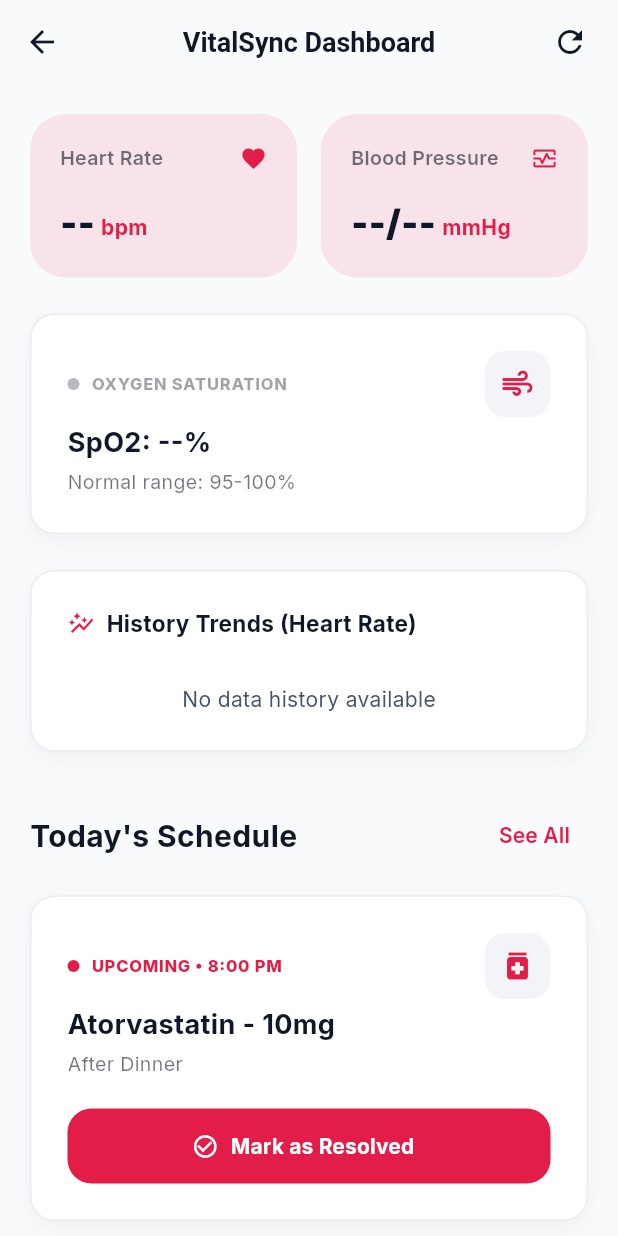
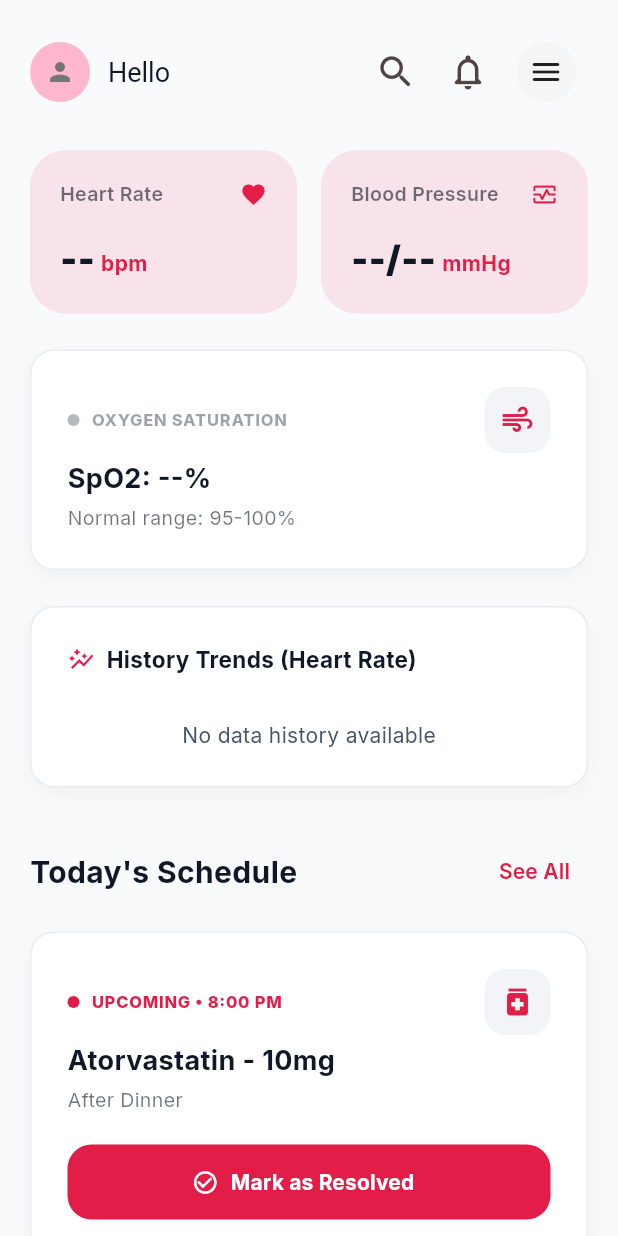
Before and after one commit to somraj-dev/Axiovital, a Flutter app: the VitalSyncDashboard screen opened directly, on a phone screen of 412 x 824 dp. Run offline on Flutter 3.47's test engine with Material 3 defaults, Android fonts, the phone set to English and light mode, and no system bars; our stand-ins replace dio, geocoding, geolocator, google_fonts, image_picker, permission_handler and 1 more; missing offline and left inert: dart:js; accounts and stored records are empty; network calls fail.

Commit message:
feat: update dashboard header with custom greeting, search icon, and hamburger menu

```diff
--- a/frontend/lib/vitalsync_dashboard.dart
+++ b/frontend/lib/vitalsync_dashboard.dart
@@ -5,6 +5,11 @@ import 'theme.dart';
 import 'widgets/axio_card.dart';
 import 'user_provider.dart';
 import 'vitals_service.dart';
+import 'widgets/axio_avatar.dart';
+import 'essentials_page.dart';
+import 'fitleague_page.dart';
+import 'device_connectivity_page.dart';
+import 'search_page.dart';
 
 class VitalSyncDashboard extends StatefulWidget {
   const VitalSyncDashboard({super.key});
@@ -44,32 +49,10 @@ class _VitalSyncDashboardState extends State<VitalSyncDashboard> {
   @override
   Widget build(BuildContext context) {
     final theme = Theme.of(context);
+    final userProvider = Provider.of<UserProvider>(context);
 
     return Scaffold(
       backgroundColor: theme.scaffoldBackgroundColor,
-      appBar: AppBar(
-        backgroundColor: Colors.transparent,
-        elevation: 0,
-        leading: IconButton(
-          icon: Icon(Icons.arrow_back, color: theme.colorScheme.onSurface),
-          onPressed: () => Navigator.pop(context),
-        ),
-        title: Text(
-          'VitalSync Dashboard',
-          style: TextStyle(color: theme.colorScheme.onSurface, fontWeight: FontWeight.w700, fontSize: 18),
-        ),
-        centerTitle: true,
-        actions: [
-          IconButton(
-            icon: Icon(Icons.refresh, color: theme.colorScheme.onSurface),
-            onPressed: () {
-              setState(() => _isLoading = true);
-              _fetchVitalsData();
-            },
-          ),
-          const SizedBox(width: 8),
-        ],
-      ),
       body: _isLoading
         ? const Center(child: CircularProgressIndicator())
         : SingleChildScrollView(
@@ -77,6 +60,9 @@ class _VitalSyncDashboardState extends State<VitalSyncDashboard> {
             child: Column(
               crossAxisAlignment: CrossAxisAlignment.start,
               children: [
+                // Custom Header to match screenshot
+                _buildCustomHeader(context, userProvider),
+                const SizedBox(height: 24),
                 // Top Stats Row
                 Row(
                   children: [
@@ -365,4 +351,114 @@ class _VitalSyncDashboardState extends State<VitalSyncDashboard> {
       ),
     );
   }
+
+  Widget _buildCustomHeader(BuildContext context, UserProvider userProvider) {
+    final theme = Theme.of(context);
+    return Row(
+      children: [
+        AxioAvatar(
+          radius: 20,
+          imageUrl: userProvider.avatarUrl,
+          name: userProvider.name,
+          backgroundColor: const Color(0xFFFFB7CE), // Pinkish from screenshot
+        ),
+        const SizedBox(width: 12),
+        Expanded(
+          child: RichText(
+            text: TextSpan(
+              style: TextStyle(color: theme.colorScheme.onSurface, fontSize: 18),
+              children: [
+                const TextSpan(text: 'Hello '),
+                TextSpan(
+                  text: userProvider.name.split(' ').first,
+                  style: const TextStyle(fontWeight: FontWeight.bold),
+                ),
+              ],
+            ),
+          ),
+        ),
+        IconButton(
+          icon: const Icon(Icons.search_rounded, size: 28),
+          onPressed: () {
+            Navigator.push(context, MaterialPageRoute(builder: (context) => const SearchPage()));
+          },
+        ),
+        IconButton(
+          icon: const Icon(Icons.notifications_none_rounded, size: 28),
+          onPressed: () {},
+        ),
+        _buildHamburgerMenu(context),
+      ],
+    );
+  }
+
+  Widget _buildHamburgerMenu(BuildContext context) {
+    return PopupMenuButton<String>(
+      icon: Container(
+        padding: const EdgeInsets.all(8),
+        decoration: BoxDecoration(
+          color: Colors.grey.shade100,
+          shape: BoxShape.circle,
+        ),
+        child: const Icon(Icons.menu_rounded, size: 24),
+      ),
+      offset: const Offset(0, 50),
+      shape: RoundedRectangleBorder(borderRadius: BorderRadius.circular(16)),
+      color: const Color(0xFF1F1F1F), // Dark background from screenshot
+      onSelected: (value) => _handleMenuNavigation(context, value),
+      itemBuilder: (context) => [
+        _buildPopupMenuItem('Manage Diet', Icons.restaurant_menu),
+        _buildPopupMenuItem('My Pocket', Icons.account_balance_wallet_outlined),
+        _buildPopupMenuItem('Essentials', Icons.medical_services_outlined),
+        _buildPopupMenuItem('Communities', Icons.groups_outlined),
+        _buildPopupMenuItem('FitLeague', Icons.emoji_events_outlined, isNew: true),
+        _buildPopupMenuItem('My Fitbit', Icons.watch_outlined),
+      ],
+    );
+  }
+
+  PopupMenuItem<String> _buildPopupMenuItem(String title, IconData icon, {bool isNew = false}) {
+    return PopupMenuItem<String>(
+      value: title,
+      child: Row(
+        children: [
+          Icon(icon, color: Colors.white70, size: 20),
+          const SizedBox(width: 12),
+          Text(
+            title,
+            style: const TextStyle(color: Colors.white, fontSize: 14, fontWeight: FontWeight.w500),
+          ),
+          if (isNew) ...[
+            const SizedBox(width: 8),
+            Container(
+              padding: const EdgeInsets.symmetric(horizontal: 6, vertical: 2),
+              decoration: BoxDecoration(
+                color: Colors.orange,
+                borderRadius: BorderRadius.circular(4),
+              ),
+              child: const Text(
+                'NEW',
+                style: TextStyle(color: Colors.white, fontSize: 8, fontWeight: FontWeight.bold),
+              ),
+            ),
+          ],
+        ],
+      ),
+    );
+  }
+
+  void _handleMenuNavigation(BuildContext context, String value) {
+    if (value == 'FitLeague') {
+      Navigator.push(context, MaterialPageRoute(builder: (context) => const FitLeaguePage()));
+    } else if (value == 'Essentials') {
+      Navigator.push(context, MaterialPageRoute(builder: (context) => const EssentialsPage()));
+    } else if (value == 'My Fitbit') {
+      Navigator.push(context, MaterialPageRoute(builder: (context) => const DeviceConnectivityPage()));
+    } else {
+      // For items not yet implemented
+      ScaffoldMessenger.of(context).showSnackBar(
+        SnackBar(content: Text('$value shortcut coming soon!')),
+      );
+    }
+  }
 }
```
